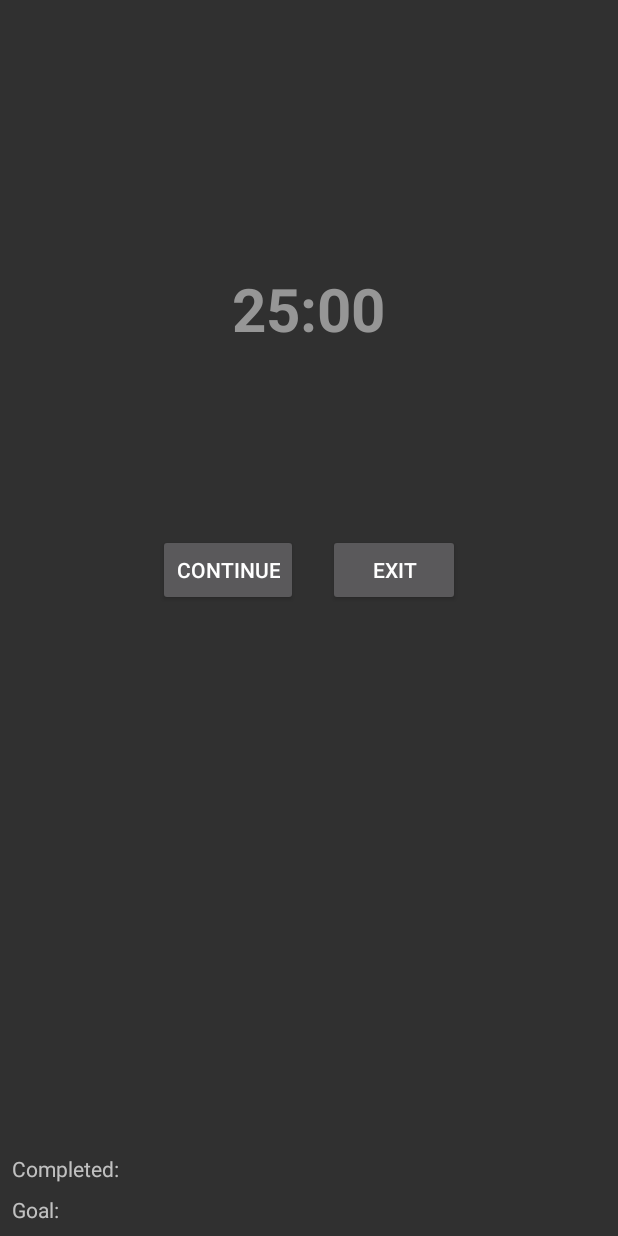
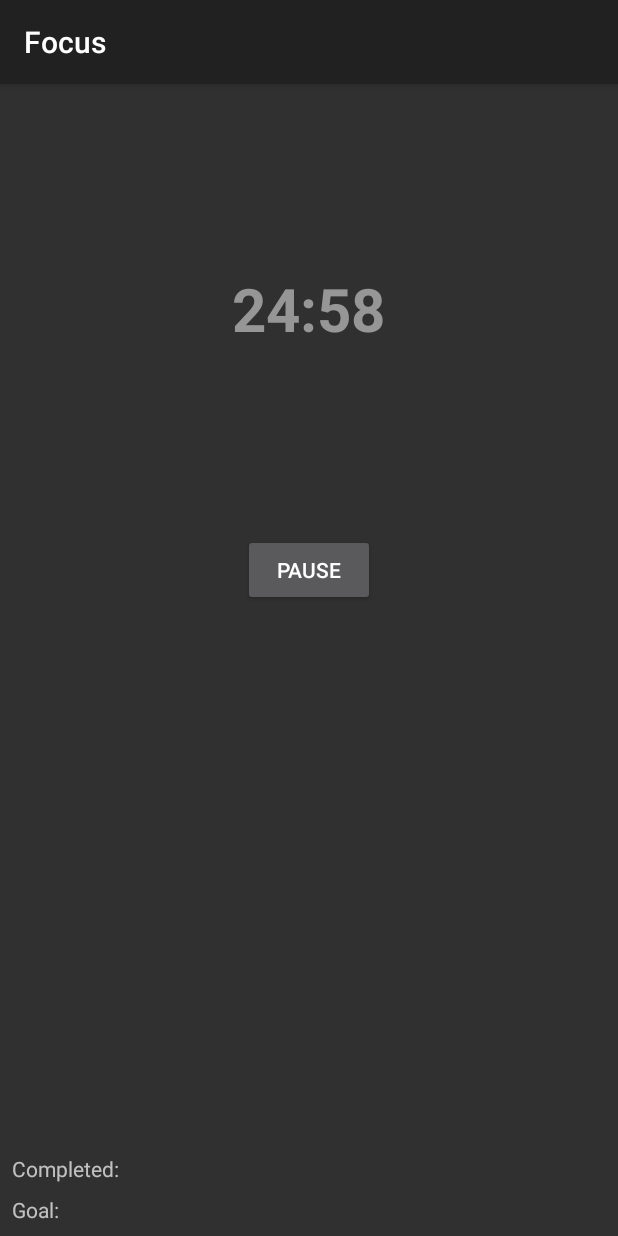
Before and after one commit to bingningO/TimeControl, an Android app: the screen it shows after launch (TopActivity), after a tap on "START FOCUS", on a phone screen of 412 x 824 dp. Run offline under Robolectric (Android 15) with nearby library versions, the phone set to English and light mode, and no system bars; our stand-ins replace ButterKnife.

Commit message:
basic function in focus, has bugs.

```diff
--- a/app/build.gradle
+++ b/app/build.gradle
@@ -1,4 +1,5 @@
 apply plugin: 'com.android.application'
+apply plugin: 'android-apt'
 
 android {
     compileSdkVersion 23
@@ -6,7 +7,7 @@ android {
 
     defaultConfig {
         applicationId "com.example.zhubingning.timecontrol"
-        minSdkVersion 14
+        minSdkVersion 21
         targetSdkVersion 23
         versionCode 1
         versionName "1.0"
@@ -26,5 +27,5 @@ dependencies {
 
     //the third library
     compile 'com.jakewharton:butterknife:8.4.0'
-    compile 'com.jakewharton:butterknife-compiler:8.2.1'
+    apt 'com.jakewharton:butterknife-compiler:8.4.0'
 }
--- a/app/src/main/java/com/example/zhubingning/timecontrol/InstanceCountdownTimer.java
+++ b/app/src/main/java/com/example/zhubingning/timecontrol/InstanceCountdownTimer.java
@@ -40,8 +40,15 @@ public class InstanceCountdownTimer extends CountDownTimer {
     @Override
     public void onTick(long millisUntilFinished) {
         this.millisUntilFinished=millisUntilFinished;
-        long minutes=millisUntilFinished/60;
-        long seconds=millisUntilFinished-minutes*60;
+        long totoleSeconds=millisUntilFinished/1000;
+        String minutes=(totoleSeconds/60)+"";
+        String seconds=(totoleSeconds%60)+"";
+        if(minutes.length()==1){
+            minutes="0"+minutes;
+        }
+        if(seconds.length()==1){
+            seconds="0"+seconds;
+        }
         showTimer.setText(minutes+":"+seconds);
     }
 
--- a/app/src/main/java/com/example/zhubingning/timecontrol/TopActivity.java
+++ b/app/src/main/java/com/example/zhubingning/timecontrol/TopActivity.java
@@ -1,8 +1,8 @@
 package com.example.zhubingning.timecontrol;
 
-import android.support.v7.app.AppCompatActivity;
+import android.app.ActionBar;
+import android.app.Activity;
 import android.os.Bundle;
-import android.support.v7.widget.Toolbar;
 import android.view.View;
 import android.widget.Button;
 import android.widget.LinearLayout;
@@ -13,12 +13,10 @@ import butterknife.BindView;
 import butterknife.ButterKnife;
 import butterknife.OnClick;
 
-public class TopActivity extends AppCompatActivity {
+public class TopActivity extends Activity {
 
     //bind
-    @BindView(R.id.toolbar)
-    Toolbar mToolbar;
-    @BindView(R.id.button_pause)
+    @BindView(R.id.button_pause_focus)
     Button mButtonPause;
     @BindView(R.id.button_continue)
     Button mButtonContinue;
@@ -36,6 +34,7 @@ public class TopActivity extends AppCompatActivity {
     TextView mTextCountdown;
 
     private InstanceCountdownTimer mTimer;
+    private ActionBar mActionBar;
 
     ////////////////////////////////////////////////////////////
     // EVENT METHODS
@@ -46,13 +45,27 @@ public class TopActivity extends AppCompatActivity {
         showBeingForcus();
     }
 
+    @OnClick(R.id.button_pause_focus)
+    public void onClickPauseFocus(){
+        showPauseForcus();
+    }
+
+    @OnClick(R.id.button_continue)
+    public void onClickContinue(){
+        showResumeForcus();
+    }
+
+    @OnClick(R.id.button_exit)
+    public void onClickExit(){
+        showFinishForcus();
+    }
+
 
     @Override
     protected void onCreate(Bundle savedInstanceState) {
         super.onCreate(savedInstanceState);
         setContentView(R.layout.activity_top);
         ButterKnife.bind(this);
-       // ButterKnife.setDebug(true);
 
         initialViews();
     }
@@ -62,27 +75,39 @@ public class TopActivity extends AppCompatActivity {
     ///////////////////////////////////////////////////////////
 
     public void initialViews(){
-        //mToolbar.setTitle("Focus");
+
         showStartForcus();
     }
 
     private void showStartForcus(){
+        mActionBar=getActionBar();
+        mActionBar.setTitle("Focus");
         mButtonStartFocus.setVisibility(View.VISIBLE);
         mTextCountdown.setText("25:00");
     }
 
     private void showBeingForcus(){
         mButtonStartFocus.setVisibility(View.GONE);
-        mLayoutContinueExit.setVisibility(View.VISIBLE);
+        mButtonPause.setVisibility(View.VISIBLE);
         mTimer=new InstanceCountdownTimer(1500000,1000,mTextCountdown);
-
+        mTimer.start();
     }
 
     private void showPauseForcus(){
+        mTimer.onPause();
+        mButtonPause.setVisibility(View.GONE);
+        mLayoutContinueExit.setVisibility(View.VISIBLE);
+    }
 
+    private void showResumeForcus(){
+        mLayoutContinueExit.setVisibility(View.GONE);
+        mButtonPause.setVisibility(View.VISIBLE);
+        mTimer.onResume();
     }
 
     private void showFinishForcus(){
-
+        mTimer.onFinish();
+        mLayoutContinueExit.setVisibility(View.GONE);
+        showStartForcus();
     }
 }
--- a/app/src/main/res/layout/activity_top.xml
+++ b/app/src/main/res/layout/activity_top.xml
@@ -4,17 +4,11 @@
     android:layout_width="match_parent"
     android:layout_height="match_parent"
     tools:context="com.example.zhubingning.timecontrol.TopActivity">
-    <android.support.v7.widget.Toolbar
-        android:id="@+id/toolbar"
-        android:layout_width="match_parent"
-        android:layout_height="wrap_content">
-    </android.support.v7.widget.Toolbar>
 
     <RelativeLayout
         android:id="@+id/layout_countdown"
         android:layout_width="match_parent"
         android:layout_height="300dp"
-        android:layout_below="@id/toolbar"
         android:gravity="center"
         android:padding="8dp">
 
@@ -30,7 +24,7 @@
     </RelativeLayout>
 
     <Button
-        android:id="@+id/button_pause"
+        android:id="@+id/button_pause_focus"
         android:layout_below="@id/layout_countdown"
         android:layout_centerHorizontal="true"
         android:layout_width="wrap_content"
--- a/build.gradle
+++ b/build.gradle
@@ -2,19 +2,20 @@
 
 buildscript {
     repositories {
-        jcenter()
+        mavenCentral()
     }
     dependencies {
         classpath 'com.android.tools.build:gradle:2.1.3'
 
         // NOTE: Do not place your application dependencies here; they belong
         // in the individual module build.gradle files
+        classpath 'com.neenbedankt.gradle.plugins:android-apt:1.8'
     }
 }
 
 allprojects {
     repositories {
-        jcenter()
+        mavenCentral()
     }
 }
 
```
Also changed, not shown: app/src/main/AndroidManifest.xml (+4 -3 lines).
